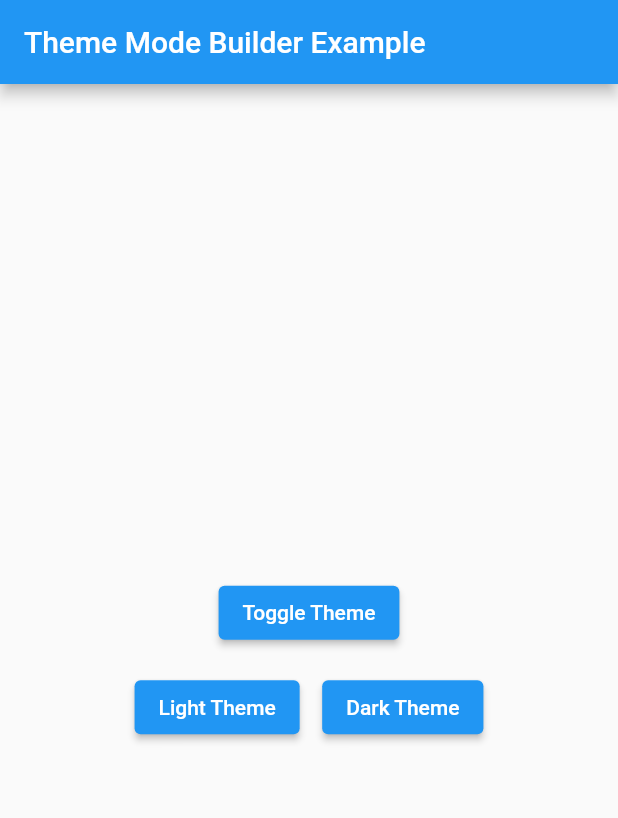
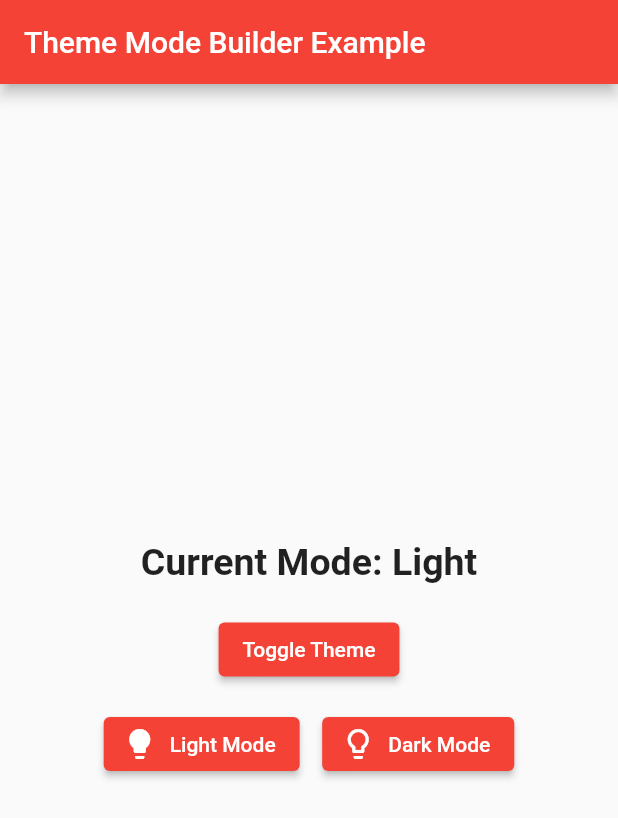
Before and after one commit to YazeedAlKhalaf/theme_mode_builder, a Flutter app: the screen it shows after launch, on a phone screen of 412 x 824 dp. Shown: the top 818 px of the screen. Run offline on Flutter 3.47's test engine with Material 2 defaults, Android fonts, the phone set to English and light mode, and no system bars; our stand-ins replace hive, hive_flutter, stacked; accounts and stored records are empty.

Commit message:
🎉 Update example

```diff
--- a/example/lib/theme_mode_builder_example_app.dart
+++ b/example/lib/theme_mode_builder_example_app.dart
@@ -16,11 +16,13 @@ class ThemeModeBuilderExampleApp extends StatelessWidget {
           themeMode: themeMode,
           theme: ThemeData(
             brightness: Brightness.light,
+            primarySwatch: Colors.red,
 
             /// put your light theme data here
           ),
           darkTheme: ThemeData(
             brightness: Brightness.dark,
+            primarySwatch: Colors.deepPurple,
 
             /// put your dark theme data here
           ),
@@ -49,6 +51,16 @@ class _HomeState extends State<Home> {
       body: Column(
         mainAxisAlignment: MainAxisAlignment.center,
         children: <Widget>[
+          /// text to show current mode
+          Text(
+            "Current Mode: ${ThemeModeBuilderConfig.isDarkTheme() ? "Dark" : "Light"}",
+            style: TextStyle(
+              fontSize: 25,
+              fontWeight: FontWeight.bold,
+            ),
+          ),
+          const SizedBox(height: 20),
+
           /// toggle functionality
           ElevatedButton(
             onPressed: () async {
@@ -67,30 +79,32 @@ class _HomeState extends State<Home> {
             mainAxisAlignment: MainAxisAlignment.center,
             children: <Widget>[
               /// changes theme to light mode
-              ElevatedButton(
+              ElevatedButton.icon(
+                icon: Icon(Icons.lightbulb),
+                label: Text(
+                  "Light Mode",
+                ),
                 onPressed: ThemeModeBuilderConfig.isDarkTheme()
                     ? () async {
                         await ThemeModeBuilderConfig.toggleTheme();
                       }
                     : () {},
-                child: Text(
-                  'Light Theme',
-                ),
               ),
 
               /// spacing to make things look cool!
               const SizedBox(width: 15),
 
               /// changes theme to darl mode
-              ElevatedButton(
+              ElevatedButton.icon(
+                icon: Icon(Icons.lightbulb_outline),
+                label: Text(
+                  "Dark Mode",
+                ),
                 onPressed: ThemeModeBuilderConfig.isDarkTheme()
                     ? () {}
                     : () async {
                         await ThemeModeBuilderConfig.toggleTheme();
                       },
-                child: Text(
-                  'Dark Theme',
-                ),
               ),
             ],
           ),
```
Also changed, not shown: 1 other file.
